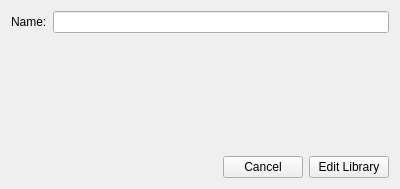
Before: the Qt Designer form src/Mod/CAM/Gui/Resources/panels/LibraryProperties.ui in southseact-3d/fcd, drawn with Qt 5.
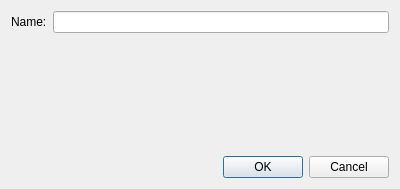
After: the same form once the commit is applied. Icons and pictures are not drawn.

```diff
--- a/src/Mod/CAM/Gui/Resources/panels/LibraryProperties.ui
+++ b/src/Mod/CAM/Gui/Resources/panels/LibraryProperties.ui
@@ -54,7 +54,7 @@
     </spacer>
    </item>
    <item>
-    <layout class="QHBoxLayout" name="horizontalLayout" stretch="1,0">
+    <layout class="QHBoxLayout" name="horizontalLayout" stretch="1">
      <property name="sizeConstraint">
       <enum>QLayout::SetMinimumSize</enum>
      </property>
@@ -64,18 +64,7 @@
         <enum>Qt::Horizontal</enum>
        </property>
        <property name="standardButtons">
-        <set>QDialogButtonBox::Cancel</set>
-       </property>
-      </widget>
-     </item>
-     <item>
-      <widget class="QPushButton" name="pushButtonSave">
-       <property name="text">
-        <string>Edit Library</string>
-       </property>
-       <property name="icon">
-        <iconset>
-         <normaloff>../resources/icons/add-library.svg</normaloff>../resources/icons/add-library.svg</iconset>
+        <set>QDialogButtonBox::Cancel|QDialogButtonBox::Ok</set>
        </property>
       </widget>
      </item>
```
Left out of the diff: 35 changed lines with no effect on the pictures.
